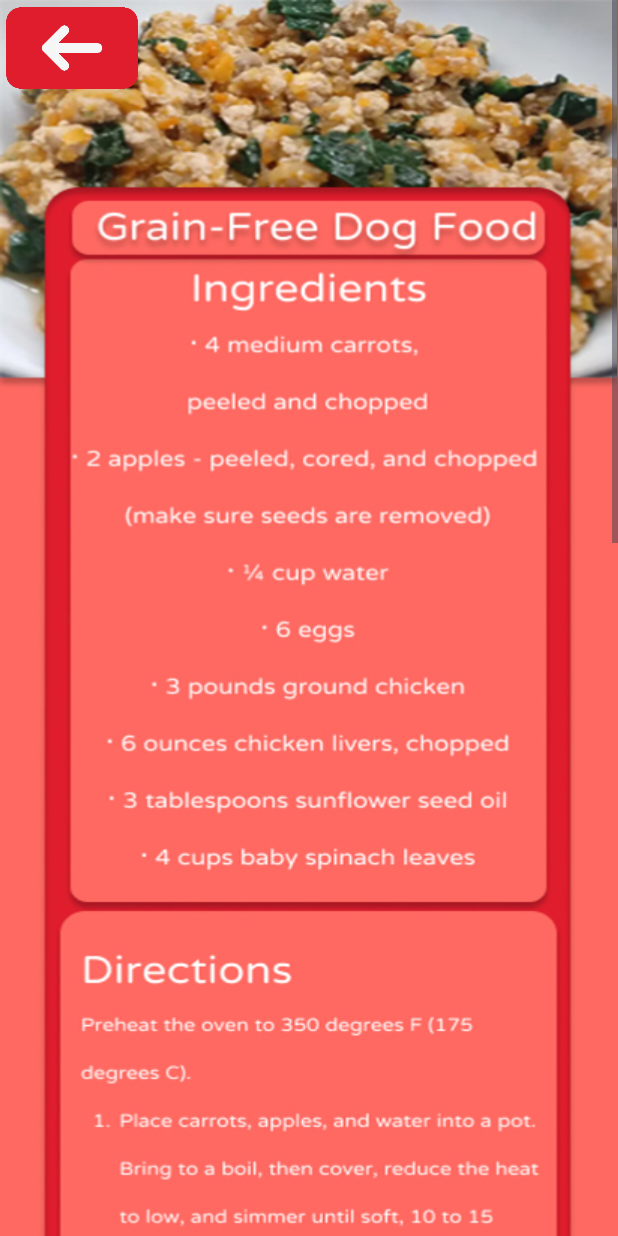
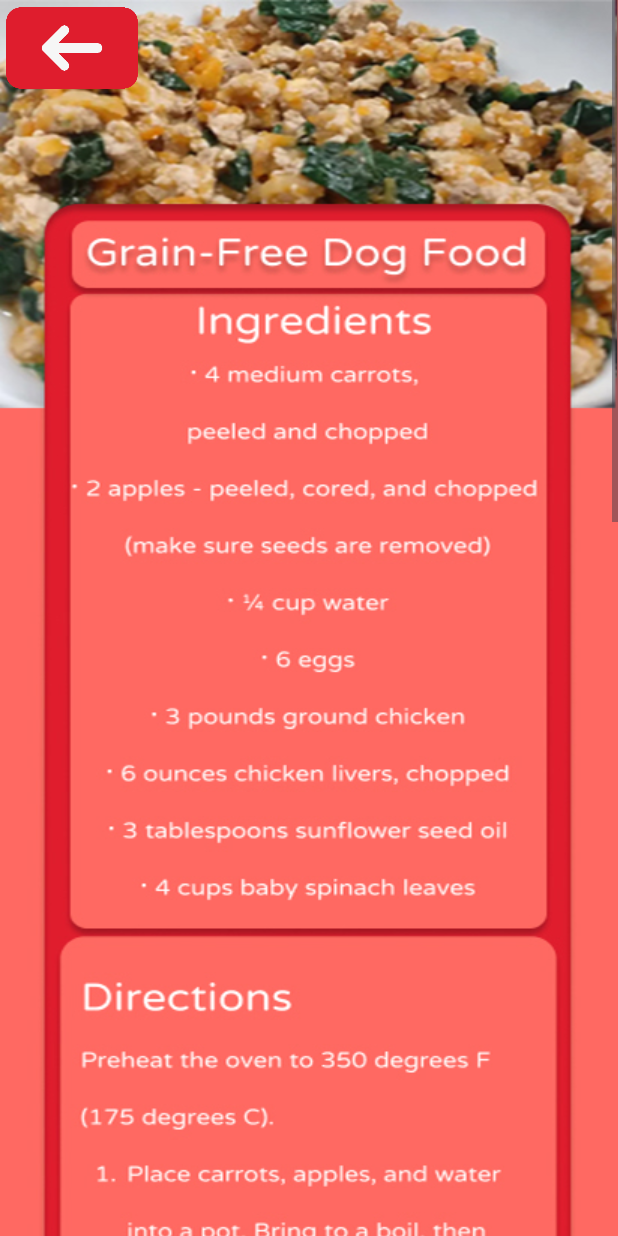
Before and after one commit to svennn-7836/Alagang.Kalinga__Pet-Care-App, an Android app: the DogRecipe1Activity screen opened directly, with no data from a screen before it, on a phone screen of 412 x 824 dp. Run offline under Robolectric (Android 15) with nearby library versions, the light colour scheme and no system bars.

Commit message:
fix dog recipe 1-3 layout

```diff
--- a/app/src/main/res/layout/activity_dog_recipe1.xml
+++ b/app/src/main/res/layout/activity_dog_recipe1.xml
@@ -15,9 +15,9 @@
         <ImageView
             android:id="@+id/contentbox"
             android:layout_width="411dp"
-            android:layout_height="1874dp"
-            android:src="@drawable/dogrecipe1"
-            tools:layout_editor_absoluteY="2dp" />
+            android:layout_height="match_parent"
+            android:layout_marginTop="172dp"
+            android:src="@drawable/dogrecipe1" />
 
         <ImageView
             android:id="@+id/BackRed1"
--- a/app/src/main/res/layout/activity_dog_recipe3.xml
+++ b/app/src/main/res/layout/activity_dog_recipe3.xml
@@ -15,8 +15,9 @@
 
         <ImageView
             android:id="@+id/contentbox"
-            android:layout_width="wrap_content"
+            android:layout_width="411dp"
             android:layout_height="match_parent"
+            android:layout_marginTop="172dp"
             android:src="@drawable/dogrecipe3"/>
         <ImageView
             android:id="@+id/BackRed3"
```
Also changed, not shown: app/src/main/res/drawable/dogrecipe1.jpg, app/src/main/res/drawable/dogrecipe2.jpg, app/src/main/res/drawable/dogrecipe3.jpg.
